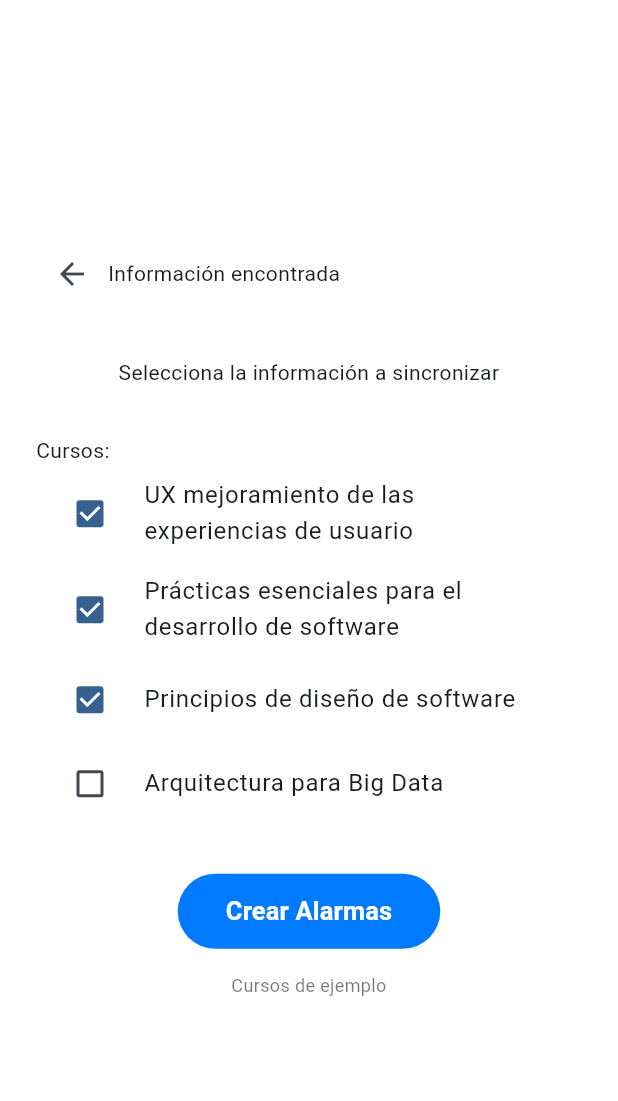
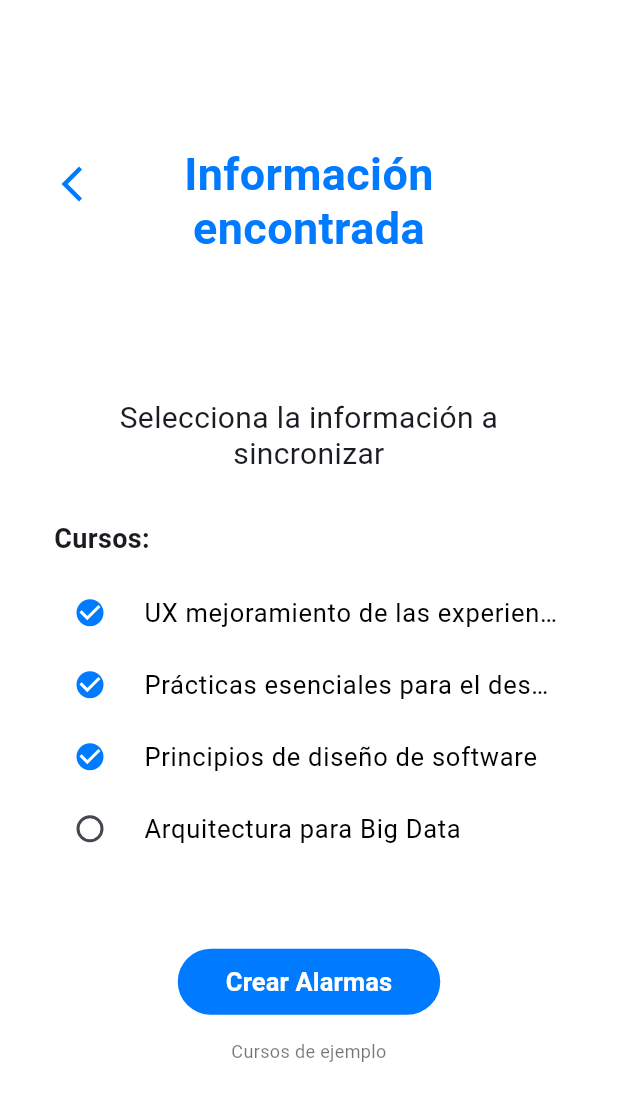
Before and after one commit to jhonsebastianasmiso/alarmas-educativas-ux, a Flutter app: the FoundInformationScreen screen opened directly, on a phone screen of 412 x 824 dp. Shown: the top 1101 px of the screen. Run offline on Flutter 3.47's test engine with Material 3 defaults, Android fonts, the phone set to English and light mode, and no system bars.

Commit message:
style: Aplicar diseño móvil a información encontrada y cursos

```diff
--- a/lib/features/sync/presentation/screens/found_information_screen.dart
+++ b/lib/features/sync/presentation/screens/found_information_screen.dart
@@ -1,3 +1,4 @@
+import '../../../../shared/widgets/layouts/mobile_flow_header.dart';
 import 'package:flutter/material.dart';
 import '../../../../shared/widgets/buttons/apple_button.dart';
 import '../../../../shared/widgets/layouts/web_layout.dart';
@@ -29,9 +30,17 @@ class _FoundInformationScreenState extends State<FoundInformationScreen> {
       builder: (context) => AlertDialog(
         title: const Text('Cursos seleccionados'),
         content: SingleChildScrollView(
-          child: Text('${[for (var i = 0; i < _courses.length; i++) if (_selected.contains(i)) _courses[i]].join('\n\n')}\n\nEstos cursos son de ejemplo. La creación de alarmas desde una plataforma aún no está disponible.'),
+          child: Text(
+            '${[for (var i = 0; i < _courses.length; i++)
+              if (_selected.contains(i)) _courses[i]].join('\n\n')}\n\nEstos cursos son de ejemplo. La creación de alarmas desde una plataforma aún no está disponible.',
+          ),
         ),
-        actions: [TextButton(onPressed: () => Navigator.pop(context), child: const Text('Entendido'))],
+        actions: [
+          TextButton(
+            onPressed: () => Navigator.pop(context),
+            child: const Text('Entendido'),
+          ),
+        ],
       ),
     );
   }
@@ -42,33 +51,75 @@ class _FoundInformationScreenState extends State<FoundInformationScreen> {
     body: SafeArea(
       child: WebLayout(
         child: SingleChildScrollView(
-          padding: const EdgeInsets.all(24),
+          padding: const EdgeInsets.fromLTRB(24, 16, 24, 32),
           child: Column(
             crossAxisAlignment: CrossAxisAlignment.stretch,
             children: [
-              Row(children: [
-                BackButton(onPressed: () => Navigator.maybePop(context)),
-                const Expanded(child: Text('Información encontrada')),
-              ]),
+              const MobileFlowHeader(title: 'Información\nencontrada'),
+              const SizedBox(height: 96),
+              const Text(
+                'Selecciona la información a\nsincronizar',
+                textAlign: TextAlign.center,
+                style: TextStyle(fontSize: 20, height: 1.2),
+              ),
               const SizedBox(height: 32),
-              const Text('Selecciona la información a sincronizar', textAlign: TextAlign.center),
-              const SizedBox(height: 32),
-              const Text('Cursos:'),
+              const Padding(
+                padding: EdgeInsets.symmetric(horizontal: 12),
+                child: Text(
+                  'Cursos:',
+                  style: TextStyle(fontSize: 18, fontWeight: FontWeight.w600),
+                ),
+              ),
+              const SizedBox(height: 12),
               for (var index = 0; index < _courses.length; index++)
                 CheckboxListTile(
-                  title: Text(_courses[index]),
+                  title: Tooltip(
+                    message: _courses[index],
+                    child: Text(
+                      _courses[index],
+                      maxLines: 1,
+                      overflow: TextOverflow.ellipsis,
+                      style: const TextStyle(fontSize: 17, color: Colors.black),
+                    ),
+                  ),
+                  activeColor: const Color(0xFF007AFF),
+                  checkboxShape: const CircleBorder(),
+                  contentPadding: const EdgeInsets.symmetric(horizontal: 16),
+                  dense: true,
                   value: _selected.contains(index),
                   onChanged: (checked) => setState(() {
-                    if (checked == true) { _selected.add(index); } else { _selected.remove(index); }
+                    if (checked == true) {
+                      _selected.add(index);
+                    } else {
+                      _selected.remove(index);
+                    }
                     _error = null;
                   }),
                   controlAffinity: ListTileControlAffinity.leading,
                 ),
-              if (_error != null) Semantics(liveRegion: true, child: Text(_error!)),
-              const SizedBox(height: 32),
-              Center(child: AppleButton(text: 'Crear Alarmas', isFullWidth: false, onPressed: _createAlarms)),
+              if (_error != null)
+                Semantics(
+                  liveRegion: true,
+                  child: Text(
+                    _error!,
+                    style: const TextStyle(color: Color(0xFFB3261E)),
+                  ),
+                ),
+              const SizedBox(height: 56),
+              Center(
+                child: AppleButton(
+                  text: 'Crear Alarmas',
+                  height: 44,
+                  isFullWidth: false,
+                  onPressed: _createAlarms,
+                ),
+              ),
               const SizedBox(height: 16),
-              const Text('Cursos de ejemplo', textAlign: TextAlign.center, style: TextStyle(fontSize: 12, color: Colors.black54)),
+              const Text(
+                'Cursos de ejemplo',
+                textAlign: TextAlign.center,
+                style: TextStyle(fontSize: 12, color: Colors.black54),
+              ),
             ],
           ),
         ),
--- /dev/null
+++ b/lib/shared/widgets/layouts/mobile_flow_header.dart
@@ -0,0 +1,41 @@
+import 'package:flutter/material.dart';
+
+/// Mobile flow header that also accommodates multiline titles and large text.
+class MobileFlowHeader extends StatelessWidget {
+  const MobileFlowHeader({super.key, required this.title});
+  final String title;
+
+  @override
+  Widget build(BuildContext context) => Stack(
+    children: [
+      Padding(
+        padding: const EdgeInsets.symmetric(horizontal: 40),
+        child: Center(
+          child: Text(
+            title,
+            textAlign: TextAlign.center,
+            style: const TextStyle(
+              fontSize: 30,
+              height: 1.2,
+              fontWeight: FontWeight.w700,
+              color: Color(0xFF007AFF),
+            ),
+          ),
+        ),
+      ),
+      Align(
+        alignment: Alignment.topLeft,
+        child: IconButton(
+          tooltip: 'Volver',
+          padding: EdgeInsets.zero,
+          onPressed: () => Navigator.maybePop(context),
+          icon: const Icon(
+            Icons.arrow_back_ios_new,
+            size: 28,
+            color: Color(0xFF007AFF),
+          ),
+        ),
+      ),
+    ],
+  );
+}
```
